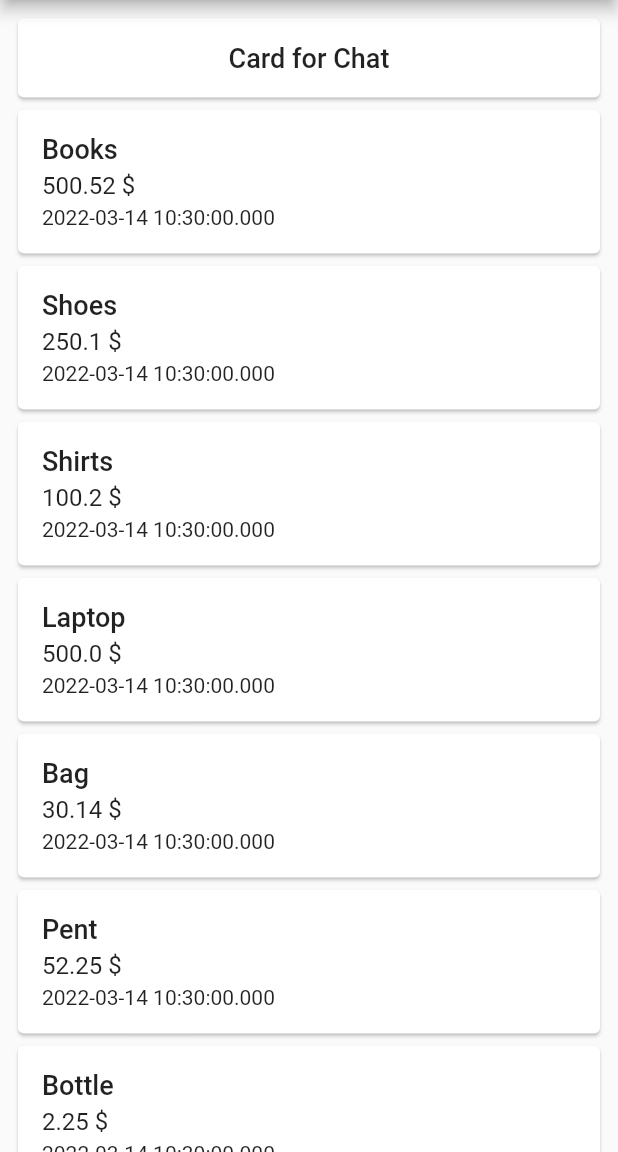
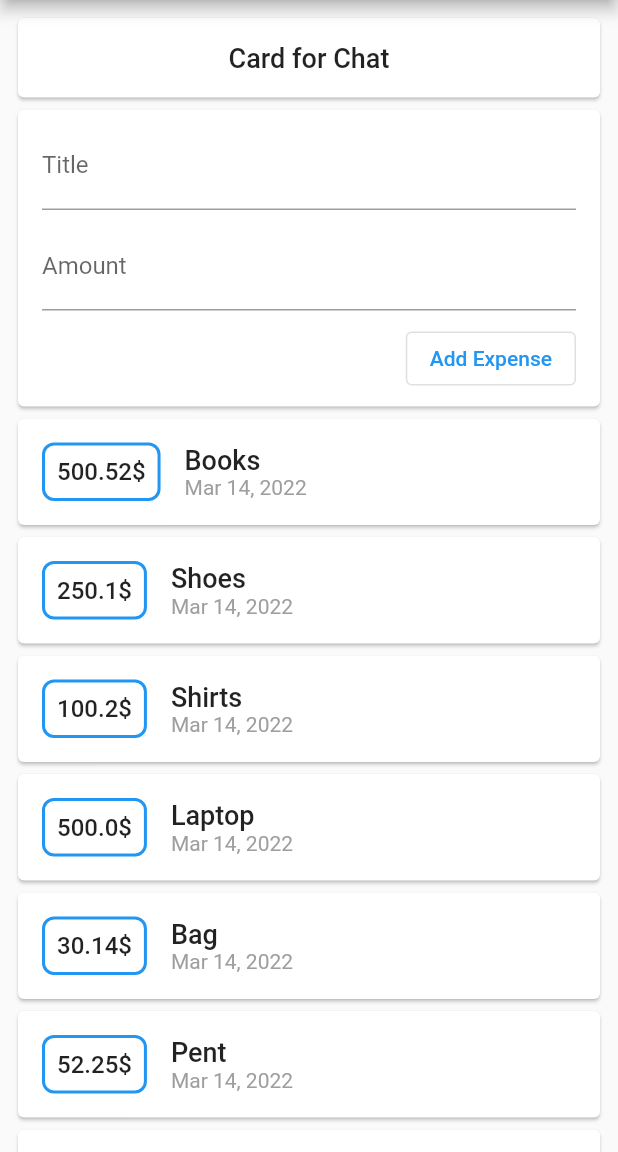
Before and after one commit to Usman-Haider-Ali/Daily-Expense-App, a Flutter app: the screen it shows after launch, on a phone screen of 412 x 824 dp, the part 84-1236 px from its top. Run offline on Flutter 3.47's test engine with Material 2 defaults, Android fonts, the phone set to English and light mode, and no system bars.

Commit message:
redesign expense tile, add textfields, add expeses to list

```diff
--- a/lib/main.dart
+++ b/lib/main.dart
@@ -1,5 +1,9 @@
+import 'dart:math';
+
 import 'package:flutter/material.dart';
+import 'package:flutter/services.dart';
 import 'package:personal_expenses/models/expense_model.dart';
+import 'package:intl/intl.dart';
 
 void main() {
   runApp(MyApp());
@@ -14,7 +18,14 @@ class MyApp extends StatelessWidget {
   }
 }
 
-class MyHomePage extends StatelessWidget {
+class MyHomePage extends StatefulWidget {
+  @override
+  State<StatefulWidget> createState() {
+    return MyHomePageState();
+  }
+}
+
+class MyHomePageState extends State<MyHomePage> {
   List<ExpenseModel> expensesList = [
     ExpenseModel(
       id: '123',
@@ -59,6 +70,21 @@ class MyHomePage extends StatelessWidget {
       date: DateTime.now(),
     ),
   ];
+  final titleController = TextEditingController();
+  final amountController = TextEditingController();
+
+  void _addExpenses() {
+    setState(() {
+      expensesList.add(ExpenseModel(
+        id: '963',
+        amount: double.parse(amountController.text),
+        title: titleController.text,
+        date: DateTime.now(),
+      ));
+      titleController.clear();
+      amountController.clear();
+    });
+  }
 
   @override
   Widget build(BuildContext context) {
@@ -86,12 +112,73 @@ class MyHomePage extends StatelessWidget {
                   ),
                 ),
               ),
-              Column(
+              Card(
+                child: Container(
+                  padding: EdgeInsets.symmetric(vertical: 8, horizontal: 16),
+                  child: Column(
+                      crossAxisAlignment: CrossAxisAlignment.end,
+                      children: [
+                        TextField(
+                          decoration: InputDecoration(
+                            label: Text('Title'),
+                            // border: OutlineInputBorder(),
+                            hintText: 'Enter Title',
+                          ),
+                          controller: titleController,
+                        ),
+                        SizedBox(
+                          height: 8,
+                        ),
+                        TextField(
+                          decoration: InputDecoration(
+                            label: Text('Amount'),
+                            // border: OutlineInputBorder(),
+                            hintText: 'Enter Amount',
+                          ),
+                          controller: amountController,
+                        ),
+                        SizedBox(
+                          height: 8,
+                        ),
+                        OutlinedButton(
+                          onPressed: () {
+                            _addExpenses();
+                            print(titleController.text);
+                            print(amountController.text);
+                          },
+                          child: Text('Add Expense'),
+                        ),
+                      ]),
+                ),
+              ),
+              (expensesList.length > 0)
+                  ? Column(
                       crossAxisAlignment: CrossAxisAlignment.stretch,
                       children: expensesList.map((expense) {
                         return Card(
                             child: Padding(
                           padding: const EdgeInsets.all(16.0),
+                          child: Row(
+                            children: [
+                              Container(
+                                padding: EdgeInsets.all(8),
+                                decoration: BoxDecoration(
+                                  borderRadius: BorderRadius.circular(8),
+                                  border: Border.all(
+                                    color: Colors.blue,
+                                    width: 2,
+                                  ),
+                                ),
+                                child: Text(
+                                  '${expense.amount}\$',
+                                  style: TextStyle(
+                                    fontSize: 16,
+                                    fontWeight: FontWeight.w500,
+                                  ),
+                                ),
+                              ),
+                              Container(
+                                margin: EdgeInsets.only(left: 16),
                                 child: Column(
                                   crossAxisAlignment: CrossAxisAlignment.start,
                                   children: [
@@ -102,34 +189,42 @@ class MyHomePage extends StatelessWidget {
                                         fontWeight: FontWeight.w500,
                                       ),
                                     ),
-                        SizedBox(
-                          height: 4,
-                        ),
                                     Text(
-                          expense.amount.toString() + ' \$',
+                                      DateFormat.yMMMd().format(expense.date),
                                       style: TextStyle(
-                            fontSize: 16,
-                            fontWeight: FontWeight.w400,
+                                        fontSize: 14,
+                                        color: Colors.grey,
                                       ),
                                     ),
-                        SizedBox(
-                          height: 4,
+                                  ],
                                 ),
-                        Text(
-                          expense.date.toString(),
-                          style: TextStyle(
-                            fontSize: 14,
-                          ),
-                        ),
+                              )
                             ],
                           ),
                         ));
                       }).toList(),
                     )
+                  : Container(
+                      margin: EdgeInsets.only(top: 32),
+                      child: Text(
+                        'Add and Manage Your Daily Life Expenses',
+                        textAlign: TextAlign.center,
+                        style: TextStyle(
+                          fontSize: 18,
+                          fontWeight: FontWeight.w500,
+                        ),
+                      ),
+                    ),
             ],
           ),
         ),
       ),
     );
   }
+
+  @override
+  State<StatefulWidget> createState() {
+    // TODO: implement createState
+    throw UnimplementedError();
   }
+}
--- a/pubspec.yaml
+++ b/pubspec.yaml
@@ -29,6 +29,7 @@ environment:
 dependencies:
   flutter:
     sdk: flutter
+  intl: ^0.17.0
 
 
   # The following adds the Cupertino Icons font to your application.
```
Also changed, not shown: pubspec.lock. Lines whose indentation alone changed are shown as unchanged.
